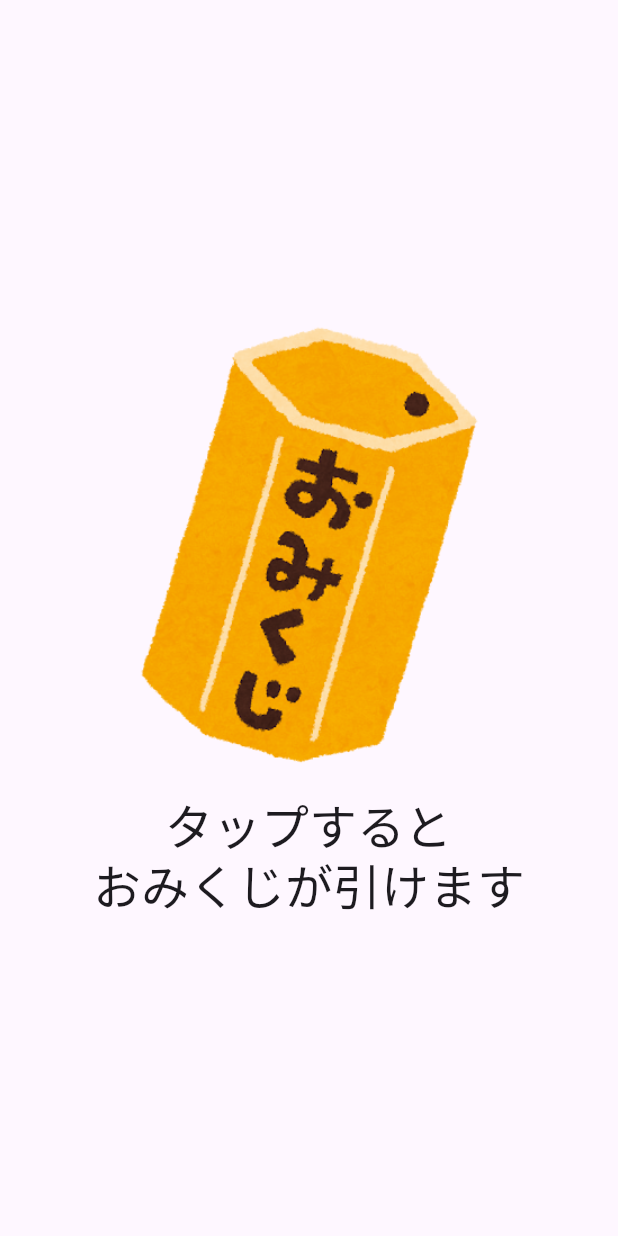
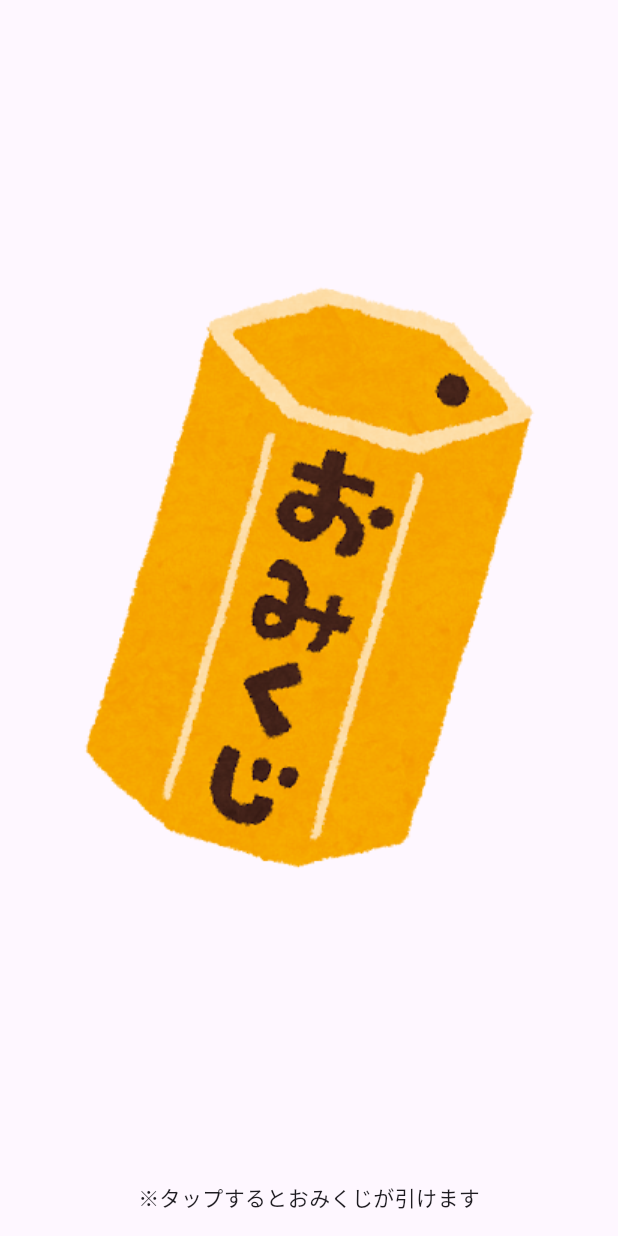
Before and after one commit to susatthi/flutter-fortune-slip, a Flutter app: the screen it shows after launch, on a phone screen of 412 x 824 dp. Run offline on Flutter 3.47's test engine with Material 3 defaults, Android fonts, the light colour scheme and no system bars; our stand-ins replace flutter_riverpod, riverpod_annotation; missing offline and left inert: flutter_confetti; generated files the repository leaves out were written again.

Commit message:
🚀 feat: メッセージを控えめに

```diff
--- a/lib/feature/omikuji/ui/home_page.dart
+++ b/lib/feature/omikuji/ui/home_page.dart
@@ -4,7 +4,6 @@ import 'dart:math' as math;
 import 'package:flutter/material.dart';
 import 'package:flutter_confetti/flutter_confetti.dart';
 import 'package:flutter_riverpod/flutter_riverpod.dart';
-import 'package:gap/gap.dart';
 
 import '../../../assets/assets.gen.dart';
 import '../state/omikuji.dart';
@@ -90,15 +89,20 @@ class _Body extends StatelessWidget {
 
   @override
   Widget build(BuildContext context) {
-    return const Center(
-      child: Column(
-        mainAxisAlignment: MainAxisAlignment.center,
-        children: [
-          _DrawOmikujiButton(),
-          Gap(16),
-          _ExplanationText(),
-        ],
-      ),
+    return const Column(
+      mainAxisAlignment: MainAxisAlignment.center,
+      crossAxisAlignment: CrossAxisAlignment.stretch,
+      children: [
+        Expanded(
+          child: _DrawOmikujiButton(),
+        ),
+        Align(
+          child: Padding(
+            padding: EdgeInsets.symmetric(vertical: 16),
+            child: Text('※タップするとおみくじが引けます'),
+          ),
+        ),
+      ],
     );
   }
 }
@@ -156,7 +160,7 @@ class _DrawOmikujiButtonState extends ConsumerState<_DrawOmikujiButton>
       (_, next) => next.when(
         // おみくじの結果が出たら止める
         data: (data) => _stopShake(),
-        error: (err, _) async {
+        error: (err, _) {
           _stopShake();
           ScaffoldMessenger.of(context).showSnackBar(
             SnackBar(content: Text(err.toString())),
@@ -185,20 +189,6 @@ class _DrawOmikujiButtonState extends ConsumerState<_DrawOmikujiButton>
           height: _DrawOmikujiButton._size,
         ),
       ),
-    );
-  }
-}
-
-class _ExplanationText extends ConsumerWidget {
-  const _ExplanationText();
-
-  @override
-  Widget build(BuildContext context, WidgetRef ref) {
-    final isLoading = ref.watch(drawOmikujiUseCaseProvider).isLoading;
-    return Text(
-      isLoading ? 'そのまま\nお待ちください' : 'タップすると\nおみくじが引けます',
-      style: Theme.of(context).textTheme.headlineLarge,
-      textAlign: TextAlign.center,
     );
   }
 }
```
